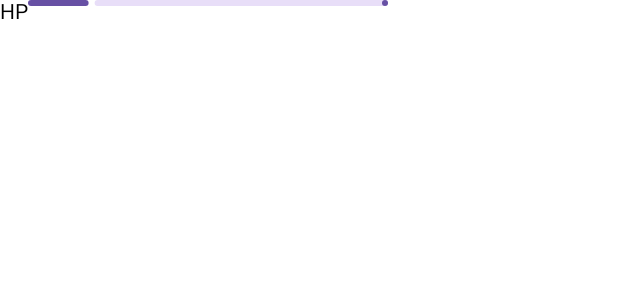
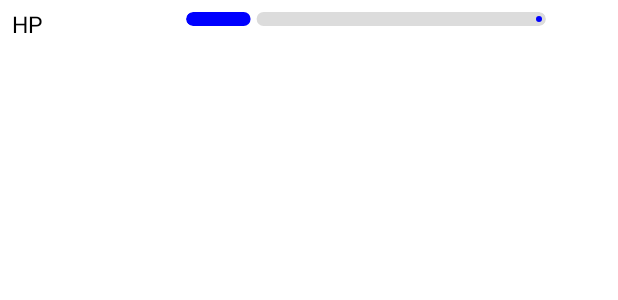
Before and after one commit to trishivam/Pokedex, an Android app built with Jetpack Compose: the @Preview function ProgressRowPreview, on a phone screen of 412 x 824 dp. Shown: the top 300 px of the screen. Run offline under Robolectric (Android 15) with nearby library versions, the phone set to English and light mode, and no system bars; network calls fail; pictures from the network do not load.

Commit message:
Add Progress Row Color Fix Progressbar issue

```diff
--- a/app/src/main/java/com/shivam/pokedex/screen/pokedexScreen/PokemonDetailsScreen.kt
+++ b/app/src/main/java/com/shivam/pokedex/screen/pokedexScreen/PokemonDetailsScreen.kt
@@ -25,6 +25,7 @@ import androidx.compose.runtime.LaunchedEffect
 import androidx.compose.ui.Alignment
 import androidx.compose.ui.Modifier
 import androidx.compose.ui.draw.alpha
+import androidx.compose.ui.draw.clip
 import androidx.compose.ui.graphics.Color
 import androidx.compose.ui.res.fontResource
 
@@ -36,6 +37,7 @@ import androidx.compose.ui.unit.sp
 import androidx.hilt.navigation.compose.hiltViewModel
 import coil.compose.AsyncImage
 import java.time.format.TextStyle
+import java.util.Random
 
 
 @Composable
@@ -46,7 +48,6 @@ fun PokemonDetailsScreen(
     LaunchedEffect(Unit){
         viewModel.getPokemonInfo(name = name)
     }
-//    var wieight:Double = (viewModel.pokemoninfo.weight)/10
     Column {
         Column(
             modifier = Modifier
@@ -93,7 +94,7 @@ fun PokemonDetailsScreen(
         ){
             Text(
                 text = "${viewModel.pokemoninfo.name}",
-                fontSize = 20.sp,
+                fontSize = 30.sp,
                 modifier = Modifier
                     .padding(top = 15.dp),
                 textAlign = TextAlign.Center,
@@ -168,13 +169,16 @@ fun PokemonDetailsScreen(
             }
             Text(
                 text = "Base Stats",
-                fontSize = 20.sp,
+                fontSize = 30.sp,
                 modifier = Modifier
-                    .padding(top = 15.dp),
+                    .padding(top = 15.dp, bottom = 15.dp),
                 textAlign = TextAlign.Center,
                 fontWeight = FontWeight.Bold,
                 color = Color.Black,
             )
+            viewModel.pokemoninfo.stats.forEach{
+                ProgressRow(stat = it.base_stat.toFloat(), name = it.stat.name)
+            }
         }
     }
 }
@@ -188,9 +192,19 @@ fun ProgressRow(
     Row (
         modifier = Modifier.fillMaxWidth()
     ){
-        Text(text = name)
+        Text(
+            text = name,
+            color = Color.Black,
+            fontSize = 15.sp,
+            modifier = Modifier.padding(8.dp).width(100.dp)
+        )
         LinearProgressIndicator(
-            progress = stat / 300
+            progress = stat / 300,
+            color = Color.Blue,
+            trackColor = Color(220,220,220),
+            modifier = Modifier.padding(8.dp)
+                .clip(RoundedCornerShape(16.dp))
+                .height(9.dp)
         )
     }
 }
```
